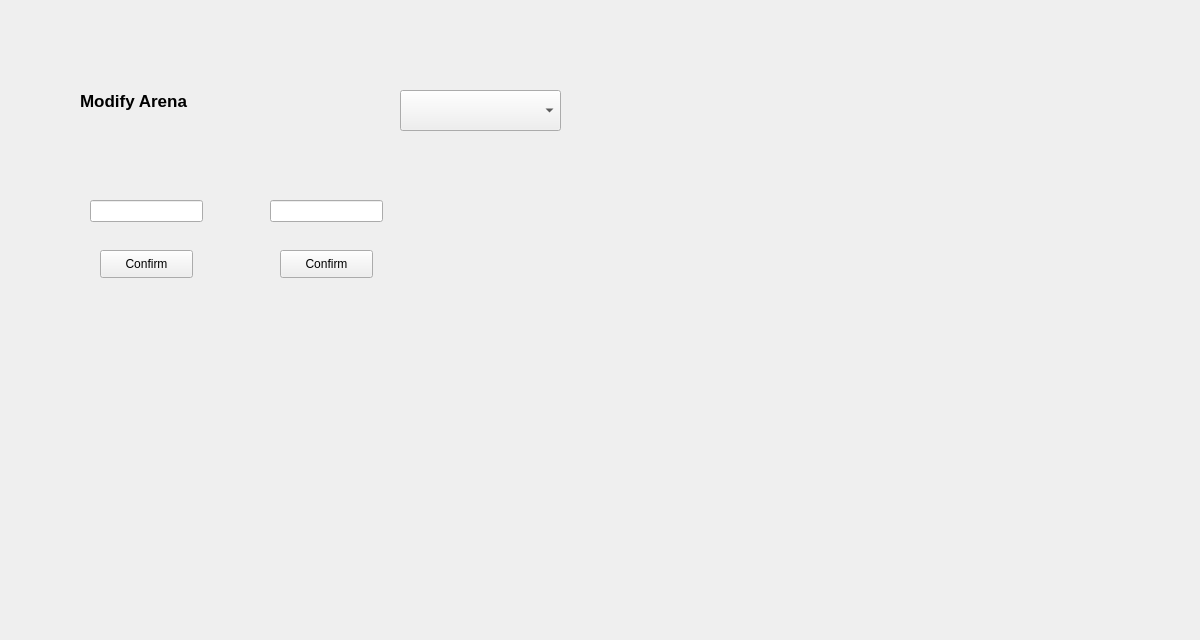
Before: the Qt Designer form CS1D-Basketball-master/Basketball/editarena.ui in moetaei/CS1D-Basketball, drawn with Qt 5.
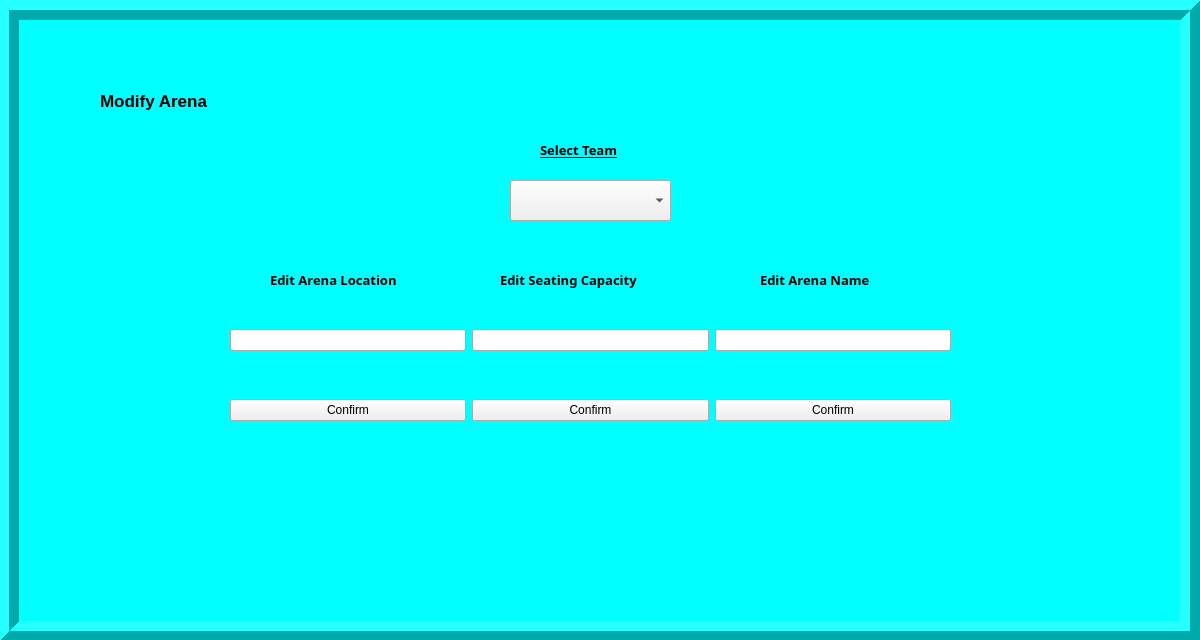
After: the same form once the commit is applied.

```diff
--- a/CS1D-Basketball-master/Basketball/editarena.ui
+++ b/CS1D-Basketball-master/Basketball/editarena.ui
@@ -16,7 +16,7 @@
   <widget class="QLabel" name="editteamLabel">
    <property name="geometry">
     <rect>
-     <x>80</x>
+     <x>100</x>
      <y>80</y>
      <width>331</width>
      <height>41</height>
@@ -37,62 +37,189 @@
     <enum>Qt::PlainText</enum>
    </property>
   </widget>
-  <widget class="QLineEdit" name="txt_Location">
-   <property name="geometry">
-    <rect>
-     <x>90</x>
-     <y>200</y>
-     <width>113</width>
-     <height>22</height>
-    </rect>
-   </property>
-  </widget>
-  <widget class="QPushButton" name="confirmLocation">
-   <property name="geometry">
-    <rect>
-     <x>100</x>
-     <y>250</y>
-     <width>93</width>
-     <height>28</height>
-    </rect>
-   </property>
-   <property name="text">
-    <string>Confirm</string>
-   </property>
-  </widget>
   <widget class="QComboBox" name="List">
    <property name="geometry">
     <rect>
-     <x>400</x>
-     <y>90</y>
+     <x>510</x>
+     <y>180</y>
      <width>161</width>
      <height>41</height>
     </rect>
    </property>
   </widget>
-  <widget class="QLineEdit" name="txt_Capacity">
+  <widget class="QWidget" name="horizontalLayoutWidget">
+   <property name="geometry">
+    <rect>
+     <x>230</x>
+     <y>310</y>
+     <width>721</width>
+     <height>61</height>
+    </rect>
+   </property>
+   <layout class="QHBoxLayout" name="horizontalLayout">
+    <item>
+     <widget class="QLineEdit" name="txt_Location"/>
+    </item>
+    <item>
+     <widget class="QLineEdit" name="txt_Capacity"/>
+    </item>
+    <item>
+     <widget class="QLineEdit" name="txt_ArenaName"/>
+    </item>
+   </layout>
+  </widget>
+  <widget class="QWidget" name="horizontalLayoutWidget_2">
+   <property name="geometry">
+    <rect>
+     <x>230</x>
+     <y>370</y>
+     <width>721</width>
+     <height>80</height>
+    </rect>
+   </property>
+   <layout class="QHBoxLayout" name="horizontalLayout_2">
+    <item>
+     <widget class="QPushButton" name="confirmLocation">
+      <property name="text">
+       <string>Confirm</string>
+      </property>
+     </widget>
+    </item>
+    <item>
+     <widget class="QPushButton" name="confirmCapacity">
+      <property name="text">
+       <string>Confirm</string>
+      </property>
+     </widget>
+    </item>
+    <item>
+     <widget class="QPushButton" name="confirmArenaName">
+      <property name="text">
+       <string>Confirm</string>
+      </property>
+     </widget>
+    </item>
+   </layout>
+  </widget>
+  <widget class="QLabel" name="label_Team">
+   <property name="geometry">
+    <rect>
+     <x>540</x>
+     <y>140</y>
+     <width>111</width>
+     <height>20</height>
+    </rect>
+   </property>
+   <property name="font">
+    <font>
+     <family>Microsoft JhengHei</family>
+     <pointsize>10</pointsize>
+     <weight>75</weight>
+     <bold>true</bold>
+     <underline>true</underline>
+    </font>
+   </property>
+   <property name="text">
+    <string>Select Team</string>
+   </property>
+  </widget>
+  <widget class="QLabel" name="label_Location">
    <property name="geometry">
     <rect>
      <x>270</x>
-     <y>200</y>
-     <width>113</width>
-     <height>22</height>
+     <y>270</y>
+     <width>171</width>
+     <height>20</height>
     </rect>
    </property>
+   <property name="font">
+    <font>
+     <family>Microsoft JhengHei</family>
+     <pointsize>10</pointsize>
+     <weight>75</weight>
+     <bold>true</bold>
+    </font>
+   </property>
+   <property name="text">
+    <string>Edit Arena Location</string>
+   </property>
   </widget>
-  <widget class="QPushButton" name="confirmCapacity">
+  <widget class="QLabel" name="label_SeatingCapacity">
    <property name="geometry">
     <rect>
-     <x>280</x>
-     <y>250</y>
-     <width>93</width>
-     <height>28</height>
+     <x>500</x>
+     <y>270</y>
+     <width>181</width>
+     <height>20</height>
     </rect>
    </property>
+   <property name="font">
+    <font>
+     <family>Microsoft JhengHei</family>
+     <pointsize>10</pointsize>
+     <weight>75</weight>
+     <bold>true</bold>
+    </font>
+   </property>
    <property name="text">
-    <string>Confirm</string>
+    <string>Edit Seating Capacity</string>
    </property>
   </widget>
+  <widget class="QLabel" name="label_ArenaName">
+   <property name="geometry">
+    <rect>
+     <x>760</x>
+     <y>270</y>
+     <width>151</width>
+     <height>20</height>
+    </rect>
+   </property>
+   <property name="font">
+    <font>
+     <family>Microsoft JhengHei</family>
+     <pointsize>10</pointsize>
+     <weight>75</weight>
+     <bold>true</bold>
+    </font>
+   </property>
+   <property name="text">
+    <string>Edit Arena Name</string>
+   </property>
+  </widget>
+  <widget class="QFrame" name="frame">
+   <property name="geometry">
+    <rect>
+     <x>-1</x>
+     <y>0</y>
+     <width>1201</width>
+     <height>641</height>
+    </rect>
+   </property>
+   <property name="autoFillBackground">
+    <bool>false</bool>
+   </property>
+   <property name="styleSheet">
+    <string notr="true">background-color:cyan;</string>
+   </property>
+   <property name="frameShape">
+    <enum>QFrame::Box</enum>
+   </property>
+   <property name="frameShadow">
+    <enum>QFrame::Raised</enum>
+   </property>
+   <property name="lineWidth">
+    <number>10</number>
+   </property>
+  </widget>
+  <zorder>frame</zorder>
+  <zorder>editteamLabel</zorder>
+  <zorder>List</zorder>
+  <zorder>horizontalLayoutWidget</zorder>
+  <zorder>horizontalLayoutWidget_2</zorder>
+  <zorder>label_Team</zorder>
+  <zorder>label_Location</zorder>
+  <zorder>label_SeatingCapacity</zorder>
+  <zorder>label_ArenaName</zorder>
  </widget>
  <resources/>
  <connections/>
```
